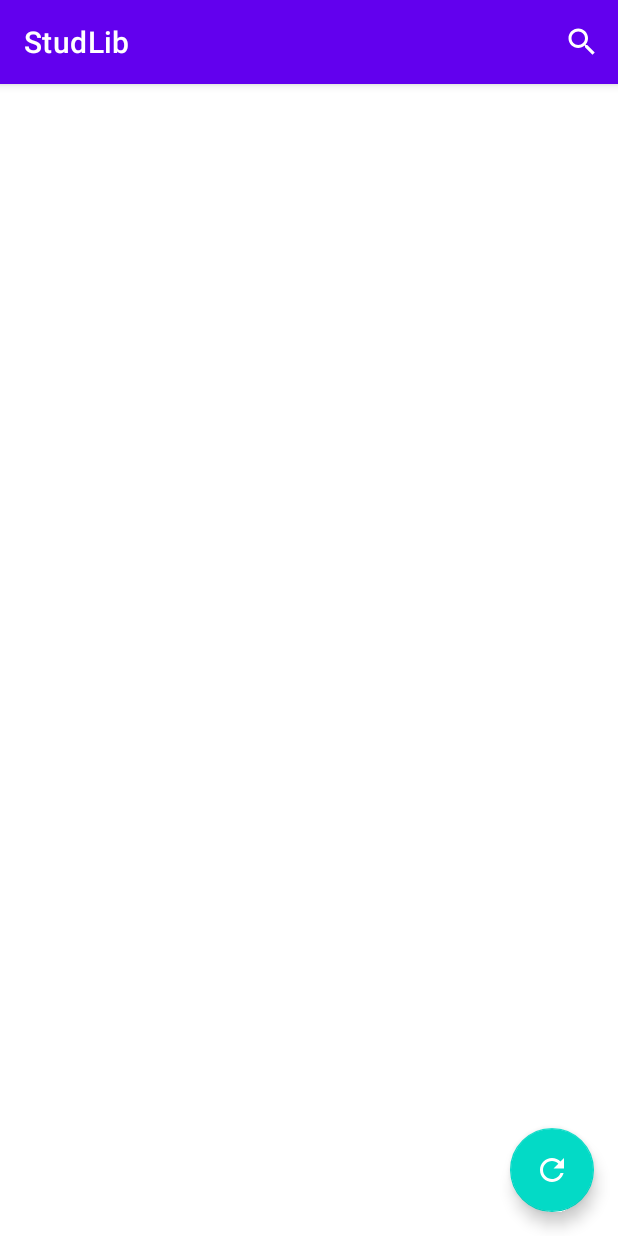
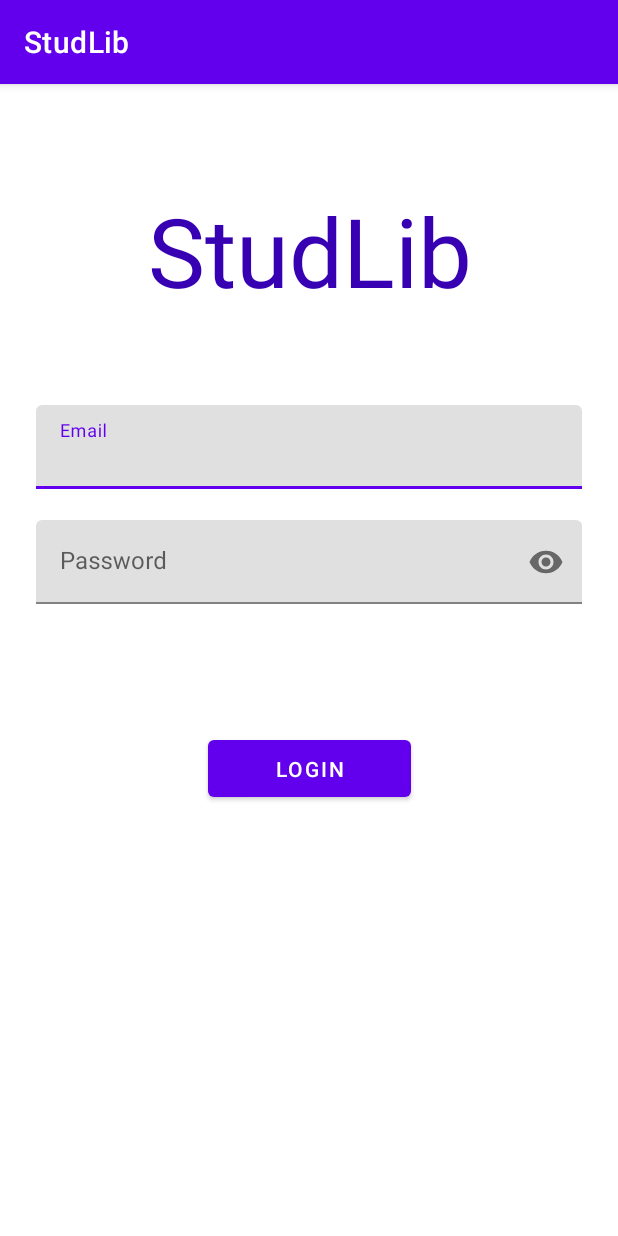
Before and after one commit to VladPavluts/CourseWork, an Android app: the screen it shows after launch (BooksActivity before the commit, LoginActivity after it), on a phone screen of 412 x 824 dp. Run offline under Robolectric (Android 15) with nearby library versions, the phone set to English and light mode, and no system bars; our stand-ins replace Dagger/Hilt's generated code, Firebase (no records; nobody signed in at launch, a user with empty details on screens opened directly), data binding.

Commit message:
feat: add login

```diff
--- a/app/src/main/AndroidManifest.xml
+++ b/app/src/main/AndroidManifest.xml
@@ -4,6 +4,7 @@
 
     <uses-permission android:name="android.permission.INTERNET" />
     <uses-permission android:name="android.permission.WRITE_EXTERNAL_STORAGE" />
+
     <application
         android:name=".app.LibraryApplication"
         android:allowBackup="true"
@@ -13,17 +14,19 @@
         android:roundIcon="@mipmap/ic_launcher_round"
         android:supportsRtl="true"
         android:theme="@style/AppTheme">
-        <activity android:name=".details.DetailsActivity">
-
-        </activity>
-        <activity android:name=".main.BooksActivity">
+        <activity android:name=".login.LoginActivity">
             <intent-filter>
                 <action android:name="android.intent.action.MAIN" />
 
                 <category android:name="android.intent.category.LAUNCHER" />
             </intent-filter>
         </activity>
+        <activity android:name=".details.DetailsActivity">
 
+        </activity>
+        <activity android:name=".main.BooksActivity">
+
+        </activity>
     </application>
 
 </manifest>
--- a/app/src/main/java/com/example/coursework/di/AppComponent.kt
+++ b/app/src/main/java/com/example/coursework/di/AppComponent.kt
@@ -2,6 +2,7 @@ package com.example.coursework.di
 
 import android.app.Application
 import com.example.coursework.details.DetailsActivity
+import com.example.coursework.login.LoginActivity
 import com.example.coursework.main.BooksActivity
 import dagger.BindsInstance
 import dagger.Component
@@ -10,12 +11,14 @@ import javax.inject.Singleton
 @Singleton
 @Component(modules =
     [FirestoreModule::class,
-    StorageModule::class,
+    FireAuthModule::class,
     ViewModelModule::class])
 interface AppComponent {
     fun inject(target: BooksActivity)
 
     fun inject(target: DetailsActivity)
+
+    fun inject(target: LoginActivity)
 
     @Component.Builder
     interface Builder {
--- /dev/null
+++ b/app/src/main/java/com/example/coursework/di/FireAuthModule.kt
@@ -0,0 +1,13 @@
+package com.example.coursework.di
+
+import com.example.coursework.login.FireAuth
+import dagger.Module
+import dagger.Provides
+import javax.inject.Singleton
+
+@Module
+class FireAuthModule {
+    @Provides
+    @Singleton
+    fun provideFireAuth()=FireAuth()
+}
--- a/app/src/main/java/com/example/coursework/di/StorageModule.kt
+++ /dev/null
@@ -1,10 +0,0 @@
-package com.example.coursework.di
-
-import dagger.Module
-import dagger.Provides
-import javax.inject.Singleton
-
-@Module
-class StorageModule {
-
-}
--- a/app/src/main/java/com/example/coursework/di/ViewModelModule.kt
+++ b/app/src/main/java/com/example/coursework/di/ViewModelModule.kt
@@ -3,6 +3,7 @@ package com.example.coursework.di
 import androidx.lifecycle.ViewModel
 import androidx.lifecycle.ViewModelProvider
 import com.example.coursework.details.DetailsViewModel
+import com.example.coursework.login.LoginViewModel
 import com.example.coursework.main.BooksViewModel
 import dagger.Binds
 import dagger.Module
@@ -24,5 +25,10 @@ abstract class ViewModelModule {
     @ViewModelKey(DetailsViewModel::class)
     internal abstract fun detailsViewModel(viewModel: DetailsViewModel): ViewModel
 
+    @Binds
+    @IntoMap
+    @ViewModelKey(LoginViewModel::class)
+    internal abstract fun loginViewModel(viewModel: LoginViewModel): ViewModel
+
 
 }
--- /dev/null
+++ b/app/src/main/java/com/example/coursework/login/FireAuth.kt
@@ -0,0 +1,16 @@
+package com.example.coursework.login
+
+import com.google.android.gms.tasks.Task
+import com.google.firebase.auth.AuthResult
+import com.google.firebase.auth.FirebaseAuth
+
+class FireAuth(){
+    internal val mAuth: FirebaseAuth = FirebaseAuth.getInstance()
+
+    fun signIn(email: String, password: String,completionListener:(isSuccessful: Boolean)->Unit) {
+        mAuth.signInWithEmailAndPassword(email, password)
+            .addOnCompleteListener { task: Task<AuthResult> ->
+                completionListener(task.isSuccessful)
+            }
+    }
+}
--- /dev/null
+++ b/app/src/main/java/com/example/coursework/login/LoginActivity.kt
@@ -0,0 +1,58 @@
+package com.example.coursework.login
+
+import android.content.Intent
+import androidx.appcompat.app.AppCompatActivity
+import android.os.Bundle
+import androidx.databinding.DataBindingUtil
+import androidx.lifecycle.Observer
+import androidx.lifecycle.ViewModelProvider
+import com.example.coursework.R
+import com.example.coursework.app.LibraryApplication
+import com.example.coursework.databinding.ActivityLoginBinding
+import com.example.coursework.main.BooksActivity
+import javax.inject.Inject
+
+
+class LoginActivity : AppCompatActivity() {
+
+    @Inject
+    lateinit var viewModelFactory: ViewModelProvider.Factory
+    lateinit var viewModel: LoginViewModel
+
+    override fun onCreate(savedInstanceState: Bundle?) {
+        super.onCreate(savedInstanceState)
+        setContentView(R.layout.activity_login)
+
+        (application as LibraryApplication).appComponent.inject(this)
+
+        val binding: ActivityLoginBinding =DataBindingUtil.setContentView(this,R.layout.activity_login)
+
+        viewModel=ViewModelProvider(this,viewModelFactory).get(LoginViewModel::class.java)
+
+        binding.viewModel = viewModel
+        binding.lifecycleOwner = this
+
+        viewModel.isEmailValid.observe(this, Observer { correct : Boolean->
+            if(correct){
+                binding.emailLayout.isErrorEnabled = false
+            }else{
+                binding.emailLayout.error = "Некоректный адрес электронной почты"
+            }
+        })
+
+        viewModel.isPasswordValid.observe(this, Observer { correct: Boolean ->
+            if(correct){
+                binding.passwordLayout.isErrorEnabled = false
+            } else {
+                binding.passwordLayout.error = "Пароль должен быть не меньше 4 символов"
+            }
+        })
+
+        viewModel.moveToList.observe(this, Observer { event: Boolean ->
+            if (event) {
+                val intent = Intent(this, BooksActivity::class.java)
+                startActivity(intent)
+            }
+        })
+    }
+}
--- /dev/null
+++ b/app/src/main/java/com/example/coursework/login/LoginBindingsUtils.kt
@@ -0,0 +1,22 @@
+package com.example.coursework.login
+
+import android.widget.EditText
+import androidx.databinding.BindingAdapter
+
+@BindingAdapter("emailFocus")
+fun EditText.setEmailFocusListener(item: LoginViewModel) {
+    setOnFocusChangeListener { _, focused ->
+        if(!focused){
+            item.checkEmail()
+        }
+    }
+}
+
+@BindingAdapter("passwordFocus")
+fun EditText.setPasswordFocusListener(item: LoginViewModel) {
+    setOnFocusChangeListener { _, focused ->
+        if(!focused){
+            item.checkPassword()
+        }
+    }
+}
--- /dev/null
+++ b/app/src/main/java/com/example/coursework/login/LoginViewModel.kt
@@ -0,0 +1,51 @@
+package com.example.coursework.login
+
+import androidx.lifecycle.LiveData
+import androidx.lifecycle.MutableLiveData
+import androidx.lifecycle.ViewModel
+import javax.inject.Inject
+
+class LoginViewModel @Inject constructor(private val auth: FireAuth):ViewModel(){
+    val email = MutableLiveData<String>()
+    val password = MutableLiveData<String>()
+
+    val isEmailValid = MutableLiveData<Boolean>()
+    val isPasswordValid = MutableLiveData<Boolean>()
+    private val _errorCode = MutableLiveData<Int>()
+
+    fun signIn(){
+        checkEmail()
+        checkPassword()
+        if(isEmailValid.value == true && isPasswordValid.value == true){
+            auth.signIn(email.value ?: "", password.value ?: "") { value -> finishedEvent(value)}
+            moveToList()
+        } else {
+            _errorCode.value = 2 //wrong fields
+        }
+    }
+
+    private val _moveToList = MutableLiveData<Boolean>()
+    val moveToList: LiveData<Boolean>
+        get() = _moveToList
+
+    private fun moveToList(){
+        _moveToList.value = true
+    }
+
+    private fun finishedEvent(result: Boolean){
+        if(result){
+            _errorCode.value = 0//everything ok
+        } else {
+            _errorCode.value = 1//such user does not exist
+        }
+    }
+
+    fun checkEmail(){
+        isEmailValid.value = email.value?.contains("@")
+    }
+
+    fun checkPassword(){
+        isPasswordValid.value = password.value?.length ?: 0 >= 4
+    }
+
+}
--- /dev/null
+++ b/app/src/main/res/layout/activity_login.xml
@@ -0,0 +1,94 @@
+<?xml version="1.0" encoding="utf-8"?>
+<layout xmlns:android="http://schemas.android.com/apk/res/android"
+    xmlns:app="http://schemas.android.com/apk/res-auto"
+    xmlns:tools="http://schemas.android.com/tools">
+
+    <data>
+        <variable
+            name="viewModel"
+            type="com.example.coursework.login.LoginViewModel" />
+    </data>
+
+    <ScrollView
+        android:layout_width="match_parent"
+        android:layout_height="wrap_content">
+
+        <androidx.constraintlayout.widget.ConstraintLayout
+            android:layout_width="match_parent"
+            android:layout_height="wrap_content"
+            android:padding="24dp"
+            tools:context=".">
+
+
+            <TextView
+                android:id="@+id/title"
+                android:layout_width="wrap_content"
+                android:layout_height="wrap_content"
+                android:layout_marginTop="44dp"
+                android:text="@string/app_name"
+                android:textColor="@color/colorPrimaryDark"
+                android:textSize="64sp"
+                app:layout_constraintEnd_toEndOf="parent"
+                app:layout_constraintHorizontal_bias="0.504"
+                app:layout_constraintStart_toStartOf="parent"
+                app:layout_constraintTop_toTopOf="parent" />
+
+            <com.google.android.material.textfield.TextInputLayout
+                android:id="@+id/emailLayout"
+                android:layout_width="0dp"
+                android:layout_height="wrap_content"
+                android:layout_marginTop="60dp"
+                app:errorEnabled="true"
+                app:layout_constraintEnd_toEndOf="parent"
+                app:layout_constraintStart_toStartOf="parent"
+                app:layout_constraintTop_toBottomOf="@+id/title">
+
+                <com.google.android.material.textfield.TextInputEditText
+                    android:id="@+id/email"
+                    android:layout_width="match_parent"
+                    android:layout_height="wrap_content"
+                    android:hint="@string/email"
+                    android:text="@={viewModel.email}"
+                    app:emailFocus="@{viewModel}" />
+            </com.google.android.material.textfield.TextInputLayout>
+
+            <com.google.android.material.textfield.TextInputLayout
+                android:id="@+id/passwordLayout"
+                android:layout_width="0dp"
+                android:layout_height="wrap_content"
+                app:endIconMode="password_toggle"
+                app:errorEnabled="true"
+                app:layout_constraintEnd_toEndOf="@+id/emailLayout"
+                app:layout_constraintHorizontal_bias="0.0"
+                app:layout_constraintStart_toStartOf="@+id/emailLayout"
+                app:layout_constraintTop_toBottomOf="@+id/emailLayout">
+
+                <com.google.android.material.textfield.TextInputEditText
+                    android:id="@+id/password"
+                    android:layout_width="match_parent"
+                    android:layout_height="wrap_content"
+                    android:hint="@string/password"
+                    android:inputType="textPassword"
+                    android:text="@={viewModel.password}"
+                    app:passwordFocus="@{viewModel}" />
+            </com.google.android.material.textfield.TextInputLayout>
+
+            <com.google.android.material.button.MaterialButton
+                android:id="@+id/openButton"
+                android:layout_width="135dp"
+                android:layout_height="50dp"
+                android:layout_marginTop="64dp"
+                android:onClick="@{() -> viewModel.signIn()}"
+                android:text="@string/login"
+                app:layout_constraintBottom_toBottomOf="parent"
+                app:layout_constraintEnd_toEndOf="parent"
+                app:layout_constraintHorizontal_bias="0.502"
+                app:layout_constraintStart_toStartOf="parent"
+                app:layout_constraintTop_toBottomOf="@+id/passwordLayout"
+                app:layout_constraintVertical_bias="0.44" />
+        </androidx.constraintlayout.widget.ConstraintLayout>
+    </ScrollView>
+
+
+
+</layout>
--- a/app/src/main/res/values/strings.xml
+++ b/app/src/main/res/values/strings.xml
@@ -5,4 +5,7 @@
     <string name="pict">pict</string>
     <string name="search">search</string>
     <string name="updateby">updateBy</string>
+    <string name="email">Email</string>
+    <string name="password">Password</string>
+    <string name="login">Login</string>
 </resources>
```
Also changed, not shown: app/build.gradle (+7 -2 lines).
